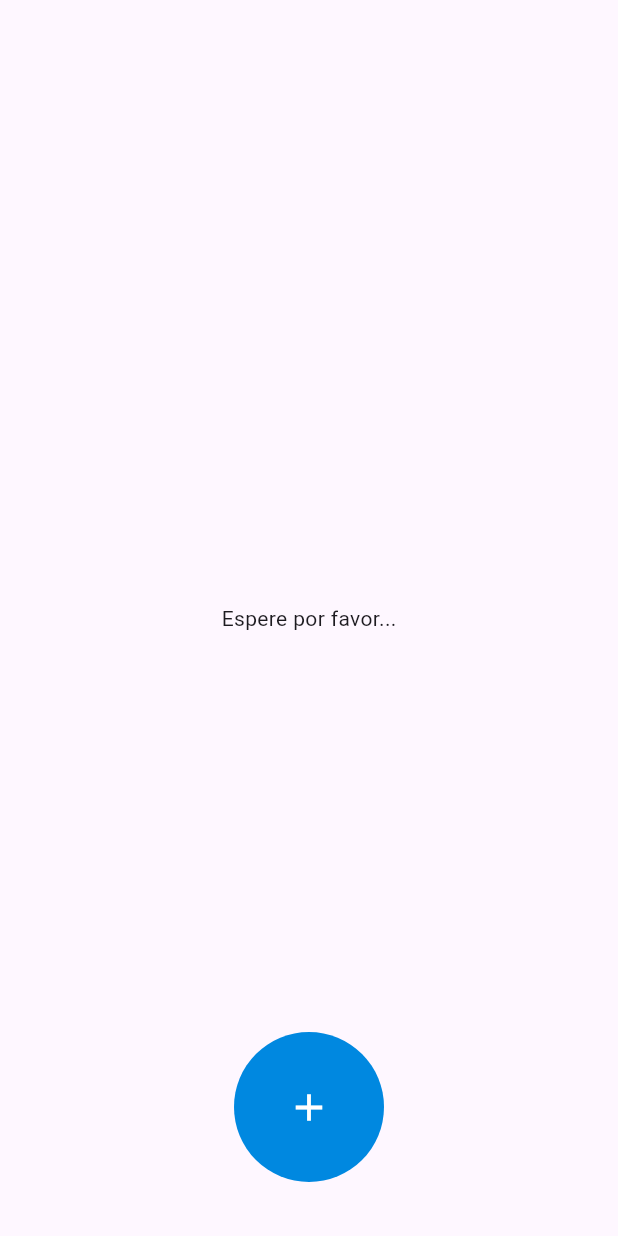
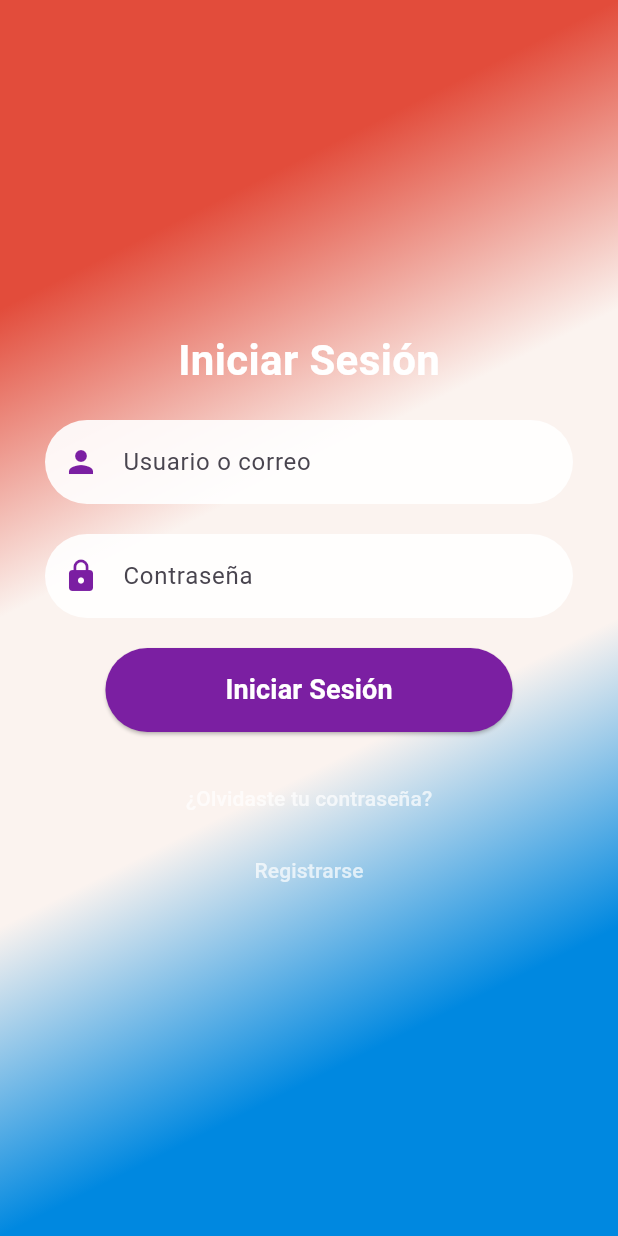
Before and after one commit to yeferson12/appPeluqueria, a Flutter app: the screen it shows after launch, on a phone screen of 412 x 824 dp. Run offline on Flutter 3.47's test engine with Material 3 defaults, Android fonts, the phone set to English and light mode, and no system bars; our stand-ins replace animate_do, bloc, card_swiper, dio, equatable, flutter_bloc and 6 more; missing offline and left inert: google_polyline_algorithm.

Commit message:
login diseño

```diff
--- a/lib/config/blocs/barberInfo/barber_info_state.dart
+++ b/lib/config/blocs/barberInfo/barber_info_state.dart
@@ -24,5 +24,5 @@ part of 'barber_info_bloc.dart';
   );
 
   @override
-  List<Object> get props => [infoBarber, infoByBarber, selectedBarber ?? BarberResponse(id: 0, img: '',name: '',location: LatLng(40.43455, -34.345345), imgBarber: [])];
+  List<Object> get props => [infoBarber, infoByBarber, selectedBarber ?? BarberResponse(id: 0, img: '',name: '',location: const LatLng(40.43455, -34.345345), imgBarber: [])];
 }
--- a/lib/config/blocs/map/map_state.dart
+++ b/lib/config/blocs/map/map_state.dart
@@ -61,6 +61,6 @@ class MapState extends Equatable {
     infoMarkerBarbe,
     markerToBarber,
     isOpenMenuCircule,
-    selectedBarber ?? BarberResponse(id: 0, img: '',name: '',location: LatLng(40.43455, -34.345345), imgBarber: [])
+    selectedBarber ?? BarberResponse(id: 0, img: '',name: '',location: const LatLng(40.43455, -34.345345), imgBarber: [])
     ];
 }
--- a/lib/config/router/app_router.dart
+++ b/lib/config/router/app_router.dart
@@ -1,7 +1,7 @@
 import 'package:go_router/go_router.dart';
 import 'package:peluquerias/presentation/screens/screens.dart';
 
-final appRouter = GoRouter(initialLocation: '/loadin-screen', routes: [
+final appRouter = GoRouter(initialLocation: '/login-screen', routes: [
   GoRoute(
     path: '/home-screen',
     name: HomeScreen.name,
@@ -17,4 +17,9 @@ final appRouter = GoRouter(initialLocation: '/loadin-screen', routes: [
     name: LodingScreen.name,
     builder: (context, state) => const LodingScreen(),
   ),
+  GoRoute(
+    path: '/login-screen',
+    name: LoginScreen.name,
+    builder: (context, state) => const LoginScreen(),
+  ),
 ]);
--- a/lib/config/theme/colors_theme.dart
+++ b/lib/config/theme/colors_theme.dart
@@ -3,3 +3,18 @@
 import 'package:flutter/material.dart';
 
 const Color colorBlack = Colors.black;
+
+var bagraunColor = Container(
+                      decoration: const BoxDecoration(
+                          gradient: LinearGradient(
+                              begin: Alignment.topLeft,
+                              end: Alignment.bottomRight,
+                              colors: [
+                            Color(0xffE24C3B),
+                            Color(0xffE24C3B),
+                            Color(0xffFBF3EF),
+                            Color(0xffFBF3EF),
+                            Color(0xff0088E0),
+                            Color(0xff0088E0),
+                          ])),
+                    );
--- a/lib/presentation/screens/home/home_screens.dart
+++ b/lib/presentation/screens/home/home_screens.dart
@@ -41,8 +41,9 @@ class _HomeScreenState extends State<HomeScreen> {
     return Scaffold(
       body: BlocBuilder<LocationBloc, LocationState>(
         builder: (context, state) {
-          if (state.lastKnownLocation == null)
+          if (state.lastKnownLocation == null) {
             return const Center(child: Text('Espere por favor...'));
+          }
 
           return BlocBuilder<MapBloc, MapState>(
             builder: (context, mapState) {
--- /dev/null
+++ b/lib/presentation/screens/login/login_screen.dart
@@ -0,0 +1,251 @@
+import 'package:flutter/material.dart';
+import 'package:go_router/go_router.dart';
+import 'package:peluquerias/config/theme/themes.dart';
+
+class LoginScreen extends StatefulWidget {
+  const LoginScreen({super.key});
+
+  static const name = 'login-screen';
+
+  @override
+  State<LoginScreen> createState() => _LoginScreenState();
+}
+
+class _LoginScreenState extends State<LoginScreen> {
+  @override
+  Widget build(BuildContext context) {
+
+    final screenWidth = MediaQuery.of(context).size.width;
+    final screenHeight = MediaQuery.of(context).size.height;
+
+    return Scaffold(
+      body: Stack(
+        children: [
+          // Fondo con degradado
+          bagraunColor,
+          // Peine personalizado en vertical y grande
+          // Positioned(
+          //   top: screenHeight * 0.15,
+          //   left: screenWidth * 0.1,
+          //   child: CustomPaint(
+          //     size: Size(screenWidth* 0.8, screenHeight * 0.6), // Tamaño responsive
+          //     painter: _HeaderOndasGradientPainter(),
+          //   ),
+          // ),
+          // Contenido del formulario
+          Center(
+            child: Padding(
+              padding: const EdgeInsets.symmetric(horizontal: 30.0),
+              child: Column(
+                mainAxisSize: MainAxisSize.min,
+                children: [
+                  const Text(
+                    'Iniciar Sesión',
+                    style: TextStyle(
+                      fontSize: 28,
+                      fontWeight: FontWeight.bold,
+                      color: Colors.white,
+                    ),
+                  ),
+                  const SizedBox(height: 20),
+                  // Campo de Usuario
+                  TextField(
+                    decoration: InputDecoration(
+                      prefixIcon: Icon(Icons.person, color: Colors.purple.shade700),
+                      hintText: 'Usuario o correo',
+                      filled: true,
+                      fillColor: Colors.white.withOpacity(0.9),
+                      border: OutlineInputBorder(
+                        borderRadius: BorderRadius.circular(30.0),
+                        borderSide: BorderSide.none,
+                      ),
+                    ),
+                  ),
+                  const SizedBox(height: 20),
+                  // Campo de Contraseña
+                  TextField(
+                    obscureText: true,
+                    decoration: InputDecoration(
+                      prefixIcon: Icon(Icons.lock, color: Colors.purple.shade700),
+                      hintText: 'Contraseña',
+                      filled: true,
+                      fillColor: Colors.white.withOpacity(0.9),
+                      border: OutlineInputBorder(
+                        borderRadius: BorderRadius.circular(30.0),
+                        borderSide: BorderSide.none,
+                      ),
+                    ),
+                  ),
+                  const SizedBox(height: 20),
+                  // Botón de Iniciar Sesión
+                  ElevatedButton(
+                    onPressed: () { context.go('/home-screen'); },
+                    style: ElevatedButton.styleFrom(
+                      backgroundColor: Colors.purple.shade700,
+                      padding: const EdgeInsets.symmetric(vertical: 15, horizontal: 80),
+                      shape: RoundedRectangleBorder(
+                        borderRadius: BorderRadius.circular(30.0),
+                      ),
+                    ),
+                    child: const Text(
+                      'Iniciar Sesión',
+                      style: TextStyle(
+                        fontSize: 18,
+                        fontWeight: FontWeight.bold,
+                        color: Colors.white,
+                      ),
+                    ),
+                  ),
+                  const SizedBox(height: 20),
+                  // Opciones adicionales
+                  TextButton(
+                    onPressed: () {},
+                    child: const Text(
+                      '¿Olvidaste tu contraseña?',
+                      style: TextStyle(color: Colors.white70),
+                    ),
+                  ),
+                  TextButton(
+                    onPressed: () {},
+                    child: const Text(
+                      'Registrarse',
+                      style: TextStyle(color: Colors.white70),
+                    ),
+                  ),
+                ],
+              ),
+            ),
+          ),
+        ],
+      ),
+    );
+  }
+}
+
+// CustomPainter para el peine
+class CombPainter extends CustomPainter {
+  @override
+  void paint(Canvas canvas, Size size) {
+    final paint = Paint()
+      ..color = Colors.white.withOpacity(0.5)
+      ..style = PaintingStyle.stroke
+      ..strokeWidth = 4;
+
+    final path = Path();
+
+    // Dibuja el mango del peine con ondas
+    path.moveTo(0, 0); // Punto de inicio en la parte superior del mango
+
+    // Curva hacia afuera en la parte superior del mango
+    path.quadraticBezierTo(
+      size.width * 0.1, size.height * 0.1, // Control point
+      0, size.height * 0.2, // End point de la curva
+    );
+
+    // Línea recta hacia la mitad
+    // path.lineTo(0, size.height * 0.8);
+
+    // Curva hacia adentro en la parte inferior del mango
+    path.quadraticBezierTo(
+      -size.width * 0.1, size.height * 0.9, // Control point hacia adentro
+      0, size.height, // End point de la curva en la parte inferior
+    );
+
+    // // Dibuja los dientes del peine en la parte derecha
+    // for (double i = 0; i < size.height; i += 40) {
+    //   path.moveTo(0, i);
+    //   path.lineTo(size.width * 0.8, i); // Dientes horizontales
+    // }
+
+    canvas.drawPath(path, paint);
+  }
+
+  @override
+  bool shouldRepaint(covariant CustomPainter oldDelegate) {
+    return false;
+  }
+}
+class _HeaderOndasGradientPainter extends CustomPainter {
+
+  @override
+  void paint(Canvas canvas, Size size) {
+
+    final Rect rect = Rect.fromCircle(
+      center: const Offset(0.0, 55.0),
+      radius: 180
+    );
+
+    const Gradient gradiente =  LinearGradient(
+      begin: Alignment.topCenter,
+      end: Alignment.bottomCenter,
+      colors: <Color>[
+        Color.fromARGB(255, 113, 1, 158),
+        Color.fromARGB(255, 113, 1, 158),
+        Color.fromARGB(255, 113, 1, 158),
+      ],
+      stops: [
+        0.2,
+        0.5,
+        1.0,
+      ]
+    );
+
+
+    final lapiz =  Paint()..shader = gradiente.createShader(rect);
+
+    // Propiedades
+    // lapiz.color = Color(0xff615AAB);
+    // lapiz.color = Colors.red;
+    lapiz.style = PaintingStyle.stroke; // .fill .stroke
+    lapiz.strokeWidth = 10;
+
+    final path =  Path();
+
+    path.quadraticBezierTo(-size.width * 0.2, size.height* 0.1 , 0, size.height * 0.6 );
+    path.quadraticBezierTo(size.width * 0.12, size.height * 0.8, -size.width * 0.1, size.height * 1.1 );
+    path.quadraticBezierTo( size.width * 0.0, size.height * 1.5 , size.width * 0.3, size.height * 1.1,);
+    path.quadraticBezierTo( size.width * 0.14, size.height * 0.8 , size.width * 0.3, size.height * 0.8,);
+    path.lineTo(size.width, size.height * 0.79);
+    // path.quadraticBezierTo(size.width, size.height * 0.8, size.width * 1, size.height * 0.7);
+
+    final arcRectRight1 = Rect.fromLTWH(size.width * 0.9, size.height * 0.63, 85, 85);
+    path.arcTo(arcRectRight1, 3.14 / 2, -3.14, false);
+    path.lineTo(size.width * 0.4, size.height * 0.64);
+
+    final arcRectLeft = Rect.fromLTWH(size.width * 0.3, size.height * 0.483, 85, 85);
+    path.arcTo(arcRectLeft, 3.14 / 2, 3.14, false);
+    path.lineTo(size.width, size.height * 0.483);
+
+    final arcRectRight2 = Rect.fromLTWH(size.width * 0.9, size.height * 0.323, 85, 85);
+    path.arcTo(arcRectRight2, 3.14 / 2, -3.14, false);
+    path.lineTo(size.width * 0.5, size.height * 0.33);
+
+    final arcRectLeft2 = Rect.fromLTWH(size.width * 0.4, size.height * 0.173, 85, 85);
+    path.arcTo(arcRectLeft2, 3.14 / 2, 3.14, false);
+    path.lineTo(size.width, size.height * 0.17);
+
+    final arcRectRight3 = Rect.fromLTWH(size.width * 0.9, size.height * 0.01, 85, 85);
+    path.arcTo(arcRectRight3, 3.14 / 2, -3.14, false);
+    path.lineTo(size.width * 0.5, 0);
+
+    // final arcRectLeft3 = Rect.fromLTWH(size.width * 0.4, size.height * 0.207, 85, 85);
+    // path.arcTo(arcRectLeft3, 3.14 / 2, 3.14, false);
+    // path.lineTo(size.width, size.height * 0.2);
+
+    // final arcRectRight4 = Rect.fromLTWH(size.width * 0.9, size.height * 0.108, 50, 50);
+    // path.arcTo(arcRectRight4, 3.14 / 2, -3.14, false);
+    // path.lineTo(size.width * 0.5, size.height * 0.1);
+
+    // final arcRectLeft4 = Rect.fromLTWH(size.width * 0.4, size.height * 0.007, 50, 50);
+    // path.arcTo(arcRectLeft4, 3.14 / 2, 3.14, false);
+    // path.lineTo(size.width, size.height * 0.0);
+
+
+
+    canvas.drawPath(path, lapiz );
+  }
+  @override
+  bool shouldRepaint(CustomPainter oldDelegate) {
+    return true;
+  }
+  }
--- a/lib/presentation/screens/screens.dart
+++ b/lib/presentation/screens/screens.dart
@@ -12,3 +12,9 @@ export 'home/loading_screens.dart';
 //------------------------------------
 
 export 'infoBarber/schedule_calendar_modal.dart';
+
+//------------------------------------
+//? login
+//------------------------------------
+
+export './login/login_screen.dart';
```
Also changed, not shown: lib/presentation/ui/backGround/backgroun_ui.dart (+2 -14 lines).
